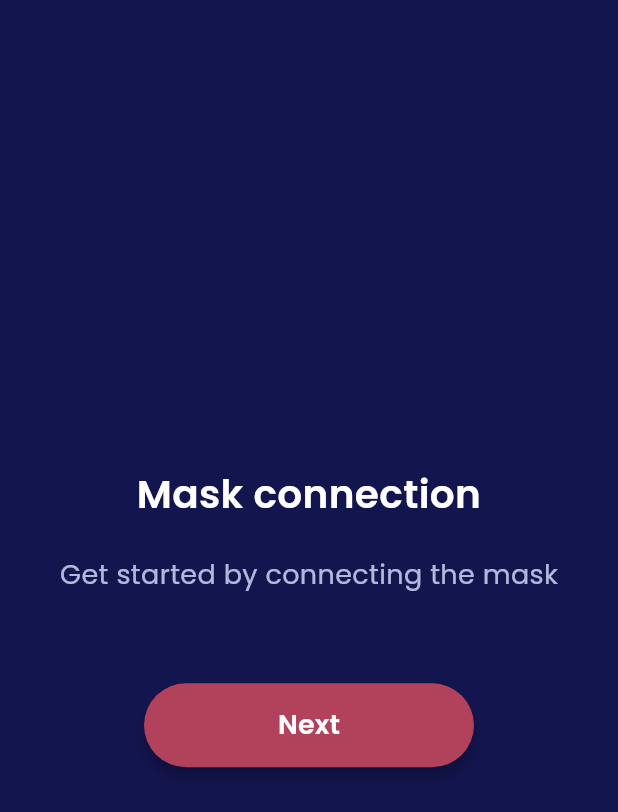
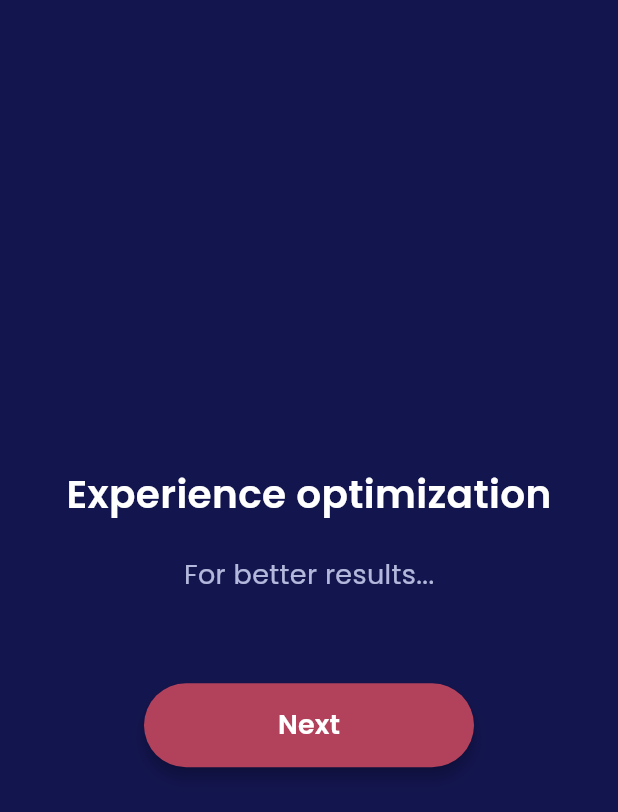
Before and after one commit to Nocturnal-Inc/nocturnal_flutter_tutorials, a Flutter app: the screen it shows after launch, on a phone screen of 412 x 824 dp. Shown: the top 812 px of the screen. Run offline on Flutter 3.47's test engine with Material 3 defaults, Android fonts, the phone set to English and light mode, and no system bars; drawn by our look-alikes of flutter_animate; our stand-ins replace chewie, smooth_page_indicator, video_player.

Commit message:
Added another tutorial

```diff
--- a/lib/main.dart
+++ b/lib/main.dart
@@ -29,11 +29,20 @@ class NocturnalOnboardingApp extends StatelessWidget {
       //   skipLabel: 'Skip',
       //   onSkip: () => debugPrint('Onboarding skipped!'),
       // ),
-      home: ConnectToMaskWidget(
+      // home: ConnectToMaskWidget(
+      //   onComplete: () {
+      //     debugPrint('Connection tutorial complete!');
+      //   },
+      //   onSkip: () => debugPrint('Connection tutorial skipped!'),
+      //   finishLabel: "Next",
+      // ),
+      home: ExperienceOptimizationWidget(
         onComplete: () {
-          debugPrint('Connection tutorial complete!');
+          debugPrint('Experience optimazation complete!');
         },
-        onSkip: () => debugPrint('Connection tutorial skipped!'),
+        onSkip: () {
+          debugPrint('Experience optimization skipped!');
+        },
         finishLabel: "Next",
       ),
     );
--- a/lib/nocturnal_onboarding.dart
+++ b/lib/nocturnal_onboarding.dart
@@ -14,4 +14,5 @@ export 'package:nocturnal_onboarding/src/models/tutorial_section.dart';
 export 'package:nocturnal_onboarding/src/models/tutorial_content.dart';
 export 'package:nocturnal_onboarding/src/theme/tutorials_theme.dart';
 export 'package:nocturnal_onboarding/src/widgets/connect_to_mask_widget.dart';
+export 'package:nocturnal_onboarding/src/widgets/experience_optimization_widget.dart';
 export 'package:nocturnal_onboarding/src/widgets/nocturnal_tutorial.dart';
--- a/lib/src/models/tutorial_content.dart
+++ b/lib/src/models/tutorial_content.dart
@@ -184,6 +184,59 @@ class TutorialContent {
     return sections.where((s) => !disabled.contains(s.type)).toList();
   }
 
+  /// Pages for the experience-optimization tutorial flow.
+  static const List<TutorialPage> experienceOptimizationPages = [
+    TutorialPage(
+      title: 'Initial setup',
+      contentType: ContentType.gif,
+      gifPath: 'assets/gifs/onboarding/calibration.gif',
+      instructionPoints: [
+        InstructionPoint(
+          headline: 'Stimulation profiles',
+          description:
+              'We will find your optimal setting for vestibular stimulation',
+        ),
+        InstructionPoint(
+          headline: 'Preperation',
+          description:
+              'Make sure your skin behind ears is clean, dry and free of hair and jewelry',
+        ),
+      ],
+    ),
+    TutorialPage(
+      title: 'Device fitting',
+      contentType: ContentType.portraitVideo,
+      videoUrl: 'assets/videos/onboarding/earloop_placement.mp4',
+      instructionPoints: [
+        InstructionPoint(
+          headline: 'Earloops',
+          description: 'Move earloops around each ear',
+        ),
+        InstructionPoint(
+          headline: 'Headstrap',
+          description: 'Fasten headstrap around the back of the head',
+        ),
+      ],
+    ),
+    TutorialPage(
+      title: 'Final step',
+      contentType: ContentType.textAndImage,
+      imagePath: 'assets/images/onboarding/mastoid.png',
+      instructionPoints: [
+        InstructionPoint(
+          headline: 'Mastoid Contact',
+          description:
+              'Wear the mask and make sure the electrodes align with the mastoid as shown',
+        ),
+        InstructionPoint(
+          headline: 'Confirmation',
+          description:
+              'Press back of earloop into skin to confirm hydrogels are touching skin',
+        ),
+      ],
+    ),
+  ];
+
   /// Pages for the mask-connection tutorial flow.
   static const List<TutorialPage> connectToMaskPages = [
     TutorialPage(
--- a/lib/src/models/tutorial_page.dart
+++ b/lib/src/models/tutorial_page.dart
@@ -1,7 +1,7 @@
 import 'package:flutter/material.dart';
 import 'package:nocturnal_onboarding/src/models/instruction_point.dart';
 
-enum ContentType { text, textAndImage, video, gif, mixed }
+enum ContentType { text, textAndImage, video, portraitVideo, gif, mixed }
 
 class TutorialPage {
   final String title;
@@ -11,6 +11,7 @@ class TutorialPage {
   final String? videoUrl;
   final String? gifPath;
   final IconData? placeholderIcon;
+  final bool isScrollable;
 
   const TutorialPage({
     required this.title,
@@ -20,5 +21,6 @@ class TutorialPage {
     this.videoUrl,
     this.gifPath,
     this.placeholderIcon,
+    this.isScrollable = false,
   });
 }
--- /dev/null
+++ b/lib/src/widgets/experience_optimization_widget.dart
@@ -0,0 +1,57 @@
+import 'package:flutter/material.dart';
+import 'package:nocturnal_onboarding/src/models/tutorial_content.dart';
+import 'package:nocturnal_onboarding/src/widgets/nocturnal_tutorial.dart';
+
+/// Public entry-point widget for the experience optimization flow.
+///
+/// Consumer apps can push this widget as a route to start the
+/// experience optimization tutorial with an optional startup screen.
+///
+/// [onComplete] is called when the user finishes the tutorial.
+/// [onSkip] is called when the user taps the close button.
+class ExperienceOptimizationWidget extends StatelessWidget {
+  final VoidCallback? onComplete;
+  final VoidCallback? onSkip;
+
+  /// Label for the finish button on the last tutorial page.
+  ///
+  /// Defaults to `'Finish'`.
+  final String finishLabel;
+
+  /// Whether to show a startup/welcome screen before the tutorial.
+  ///
+  /// When `false` the tutorial is rendered directly,
+  /// skipping the startup screen entirely. Defaults to `true`.
+  final bool showStartupScreen;
+
+  /// Label for an optional skip button on the startup screen.
+  ///
+  /// When non-null a text button with this label is shown below "Get Started".
+  /// Tapping it invokes [onSkip]. When null, no skip button is rendered.
+  final String? skipLabel;
+
+  const ExperienceOptimizationWidget({
+    super.key,
+    this.onComplete,
+    this.onSkip,
+    this.finishLabel = 'Finish',
+    this.showStartupScreen = true,
+    this.skipLabel,
+  });
+
+  @override
+  Widget build(BuildContext context) {
+    return NocturnalTutorial(
+      showWelcomeScreen: showStartupScreen,
+      skipLabel: skipLabel,
+      onComplete: onComplete,
+      onSkip: onSkip,
+      finishLabel: finishLabel,
+      pages: TutorialContent.experienceOptimizationPages,
+      showLogo: false,
+      headline: "Experience optimization",
+      subtitle: "For better results...",
+      buttonLabel: "Next",
+    );
+  }
+}
--- a/lib/src/widgets/tutorial_page_widget.dart
+++ b/lib/src/widgets/tutorial_page_widget.dart
@@ -15,8 +15,22 @@ class TutorialPageWidget extends StatelessWidget {
           padding: const EdgeInsets.symmetric(
             horizontal: TutorialsTheme.pagePadding,
           ),
-          child: SingleChildScrollView(
-            child: Column(
+          child: page.isScrollable
+              ? SingleChildScrollView(child: _buildContent())
+              : _buildContent(),
+        )
+        .animate()
+        .fadeIn(duration: TutorialsTheme.entryAnimationDuration)
+        .slideX(
+          begin: 0.05,
+          end: 0,
+          duration: TutorialsTheme.entryAnimationDuration,
+          curve: Curves.easeOut,
+        );
+  }
+
+  Widget _buildContent() {
+    return Column(
       crossAxisAlignment: CrossAxisAlignment.start,
       children: [
         const SizedBox(height: 16),
@@ -36,16 +50,6 @@ class TutorialPageWidget extends StatelessWidget {
         ],
         const SizedBox(height: 40),
       ],
-            ),
-          ),
-        )
-        .animate()
-        .fadeIn(duration: TutorialsTheme.entryAnimationDuration)
-        .slideX(
-          begin: 0.05,
-          end: 0,
-          duration: TutorialsTheme.entryAnimationDuration,
-          curve: Curves.easeOut,
     );
   }
 
@@ -57,6 +61,8 @@ class TutorialPageWidget extends StatelessWidget {
         return _buildImageOrPlaceholder();
       case ContentType.video:
         return _buildVideoArea();
+      case ContentType.portraitVideo:
+        return _buildPortraitVideoArea();
       case ContentType.gif:
         return _buildGifArea();
       case ContentType.mixed:
@@ -126,6 +132,23 @@ class TutorialPageWidget extends StatelessWidget {
     return _buildPlaceholder();
   }
 
+  Widget _buildPortraitVideoArea() {
+    if (page.videoUrl != null) {
+      return ClipRRect(
+        borderRadius: BorderRadius.circular(TutorialsTheme.cardBorderRadius),
+        child: SizedBox(
+          width: double.infinity,
+          height: 300,
+          child: VideoPlayerWidget(
+            videoUrl: page.videoUrl!,
+            aspectRatio: 9 / 16,
+          ),
+        ),
+      );
+    }
+    return _buildPlaceholder();
+  }
+
   Widget _buildGifArea() {
     if (page.gifPath != null) {
       return ClipRRect(
--- a/pubspec.yaml
+++ b/pubspec.yaml
@@ -64,6 +64,7 @@ flutter:
     - assets/images/
     - assets/images/onboarding/
     - assets/gifs/
+    - assets/gifs/onboarding/
     - assets/videos/
     - assets/videos/onboarding/
 
```
Also changed, not shown: assets/gifs/onboarding/calibration.gif (added), assets/images/onboarding/mastoid.png (added), 1 other file. Lines whose indentation alone changed are shown as unchanged.
